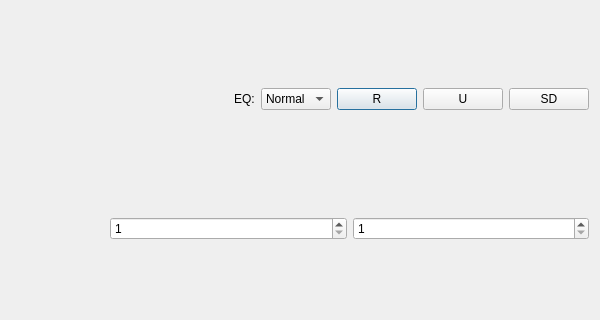
This is df_player.ui in verbkinm/UART as Qt 5 draws it before an edit; both pictures show x 143 to 743 and y 0 to 320 of the 743 by 564 pixel window. The edited form follows.
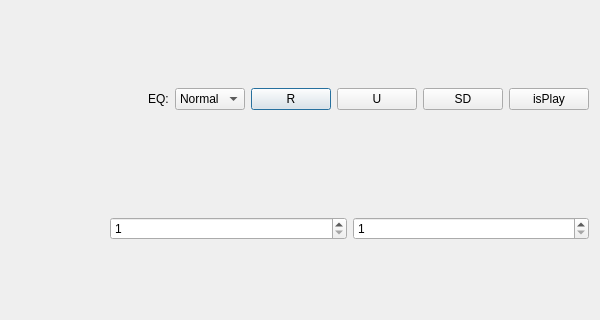
This is the edited form.

Commit message: df player

Diff of the .ui file:
```diff
--- a/df_player.ui
+++ b/df_player.ui
@@ -97,6 +97,13 @@
        </property>
       </widget>
      </item>
+     <item>
+      <widget class="QPushButton" name="isPlay">
+       <property name="text">
+        <string>isPlay</string>
+       </property>
+      </widget>
+     </item>
     </layout>
    </item>
    <item>
```
The commit also changes 2 other files.
